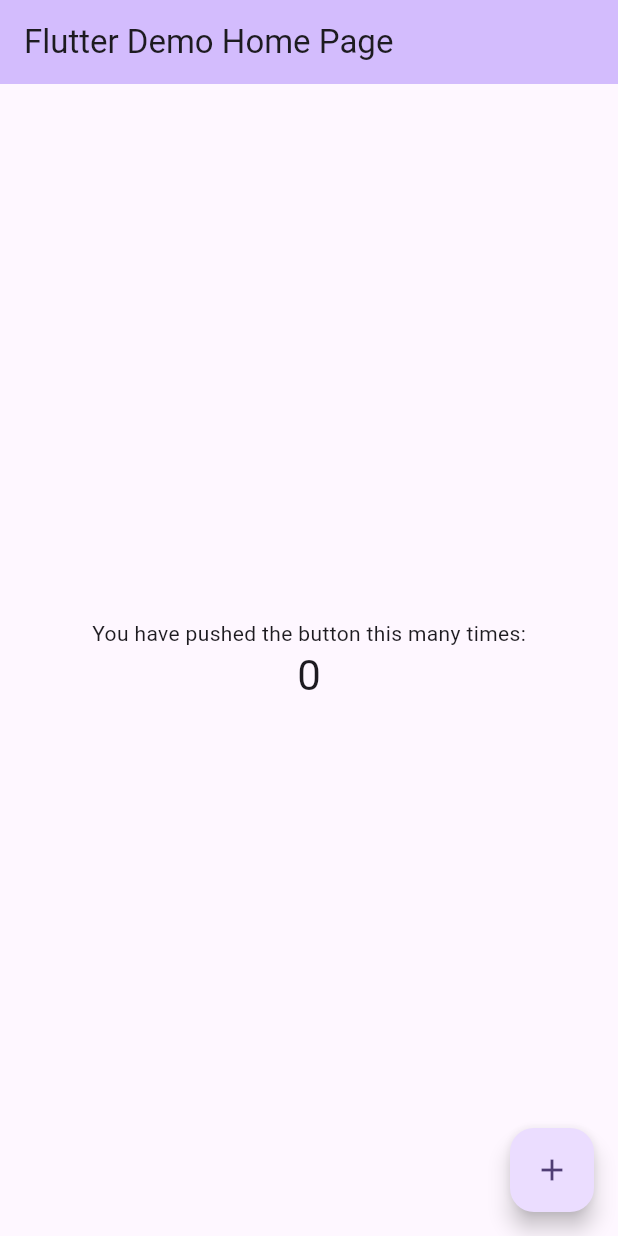
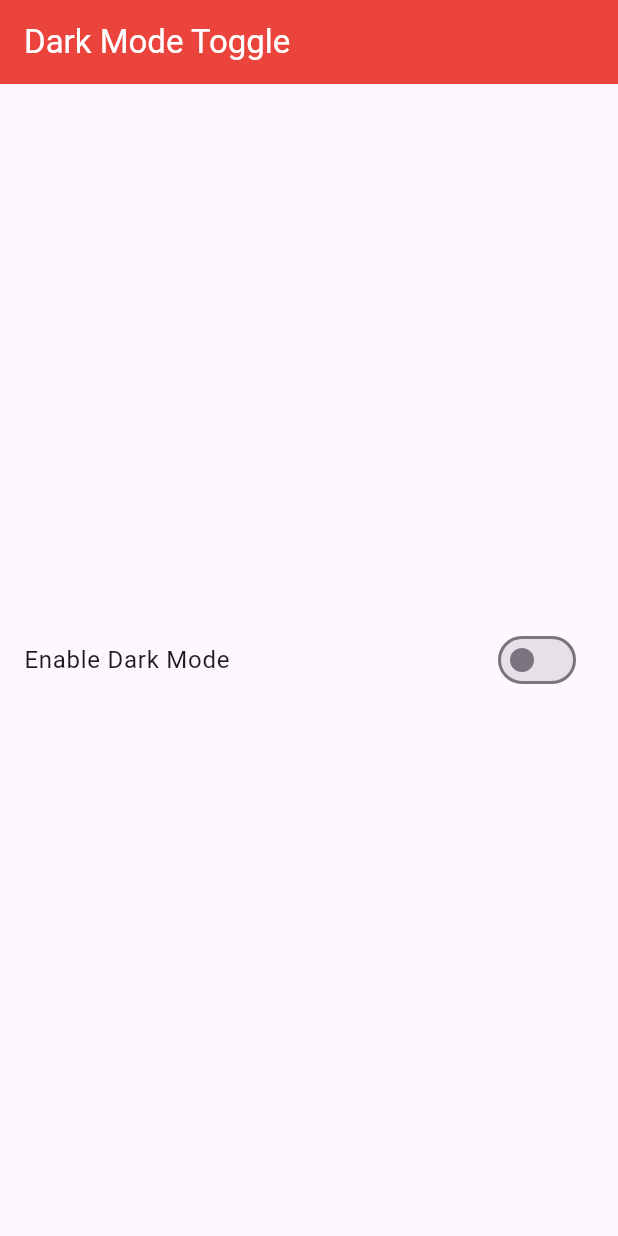
Before and after one commit to AdeeshaP/settings_config_app, a Flutter app: the screen it shows after launch, on a phone screen of 412 x 824 dp. Run offline on Flutter 3.47's test engine with Material 3 defaults, Android fonts, the light colour scheme and no system bars.

Commit message:
home screen U deigned with theme provider

```diff
--- a/lib/main.dart
+++ b/lib/main.dart
@@ -1,125 +1,29 @@
 import 'package:flutter/material.dart';
+import 'package:provider/provider.dart';
+import 'package:settings_config_app/providers/theme_provier.dart';
+import 'package:settings_config_app/screens/home_screen.dart';
 
 void main() {
-  runApp(const MyApp());
+  runApp(
+    ChangeNotifierProvider(
+      create: (context) => ThemeProvider(),
+      child: MyApp(),
+    ),
+  );
 }
 
 class MyApp extends StatelessWidget {
-  const MyApp({super.key});
-
-  // This widget is the root of your application.
   @override
   Widget build(BuildContext context) {
+    final themeProvider = Provider.of<ThemeProvider>(context);
+
     return MaterialApp(
-      title: 'Flutter Demo',
-      theme: ThemeData(
-        // This is the theme of your application.
-        //
-        // TRY THIS: Try running your application with "flutter run". You'll see
-        // the application has a purple toolbar. Then, without quitting the app,
-        // try changing the seedColor in the colorScheme below to Colors.green
-        // and then invoke "hot reload" (save your changes or press the "hot
-        // reload" button in a Flutter-supported IDE, or press "r" if you used
-        // the command line to start the app).
-        //
-        // Notice that the counter didn't reset back to zero; the application
-        // state is not lost during the reload. To reset the state, use hot
-        // restart instead.
-        //
-        // This works for code too, not just values: Most code changes can be
-        // tested with just a hot reload.
-        colorScheme: ColorScheme.fromSeed(seedColor: Colors.deepPurple),
-        useMaterial3: true,
-      ),
-      home: const MyHomePage(title: 'Flutter Demo Home Page'),
+      debugShowCheckedModeBanner: false,
+      title: 'Flutter Dark Mode',
+      theme: ThemeData.light(),
+      darkTheme: ThemeData.dark(),
+      themeMode: themeProvider.themeMode,
+      home: HomeScreen(),
     );
   }
 }
-
-class MyHomePage extends StatefulWidget {
-  const MyHomePage({super.key, required this.title});
-
-  // This widget is the home page of your application. It is stateful, meaning
-  // that it has a State object (defined below) that contains fields that affect
-  // how it looks.
-
-  // This class is the configuration for the state. It holds the values (in this
-  // case the title) provided by the parent (in this case the App widget) and
-  // used by the build method of the State. Fields in a Widget subclass are
-  // always marked "final".
-
-  final String title;
-
-  @override
-  State<MyHomePage> createState() => _MyHomePageState();
-}
-
-class _MyHomePageState extends State<MyHomePage> {
-  int _counter = 0;
-
-  void _incrementCounter() {
-    setState(() {
-      // This call to setState tells the Flutter framework that something has
-      // changed in this State, which causes it to rerun the build method below
-      // so that the display can reflect the updated values. If we changed
-      // _counter without calling setState(), then the build method would not be
-      // called again, and so nothing would appear to happen.
-      _counter++;
-    });
-  }
-
-  @override
-  Widget build(BuildContext context) {
-    // This method is rerun every time setState is called, for instance as done
-    // by the _incrementCounter method above.
-    //
-    // The Flutter framework has been optimized to make rerunning build methods
-    // fast, so that you can just rebuild anything that needs updating rather
-    // than having to individually change instances of widgets.
-    return Scaffold(
-      appBar: AppBar(
-        // TRY THIS: Try changing the color here to a specific color (to
-        // Colors.amber, perhaps?) and trigger a hot reload to see the AppBar
-        // change color while the other colors stay the same.
-        backgroundColor: Theme.of(context).colorScheme.inversePrimary,
-        // Here we take the value from the MyHomePage object that was created by
-        // the App.build method, and use it to set our appbar title.
-        title: Text(widget.title),
-      ),
-      body: Center(
-        // Center is a layout widget. It takes a single child and positions it
-        // in the middle of the parent.
-        child: Column(
-          // Column is also a layout widget. It takes a list of children and
-          // arranges them vertically. By default, it sizes itself to fit its
-          // children horizontally, and tries to be as tall as its parent.
-          //
-          // Column has various properties to control how it sizes itself and
-          // how it positions its children. Here we use mainAxisAlignment to
-          // center the children vertically; the main axis here is the vertical
-          // axis because Columns are vertical (the cross axis would be
-          // horizontal).
-          //
-          // TRY THIS: Invoke "debug painting" (choose the "Toggle Debug Paint"
-          // action in the IDE, or press "p" in the console), to see the
-          // wireframe for each widget.
-          mainAxisAlignment: MainAxisAlignment.center,
-          children: <Widget>[
-            const Text(
-              'You have pushed the button this many times:',
-            ),
-            Text(
-              '$_counter',
-              style: Theme.of(context).textTheme.headlineMedium,
-            ),
-          ],
-        ),
-      ),
-      floatingActionButton: FloatingActionButton(
-        onPressed: _incrementCounter,
-        tooltip: 'Increment',
-        child: const Icon(Icons.add),
-      ), // This trailing comma makes auto-formatting nicer for build methods.
-    );
-  }
-}
--- /dev/null
+++ b/lib/providers/theme_provier.dart
@@ -0,0 +1,12 @@
+import 'package:flutter/material.dart';
+
+class ThemeProvider extends ChangeNotifier {
+  ThemeMode _themeMode = ThemeMode.system;
+
+  ThemeMode get themeMode => _themeMode;
+
+  void toggleTheme(bool isDarkMode) {
+    _themeMode = isDarkMode ? ThemeMode.dark : ThemeMode.light;
+    notifyListeners();
+  }
+}
--- /dev/null
+++ b/lib/screens/home_screen.dart
@@ -0,0 +1,30 @@
+import 'package:flutter/material.dart';
+import 'package:provider/provider.dart';
+import 'package:settings_config_app/providers/theme_provier.dart';
+
+class HomeScreen extends StatelessWidget {
+  @override
+  Widget build(BuildContext context) {
+    final themeProvider = Provider.of<ThemeProvider>(context);
+
+    return Scaffold(
+      appBar: AppBar(
+        title: Text(
+          'Dark Mode Toggle',
+          style: TextStyle(color: Colors.white),
+        ),
+        elevation: 2,
+        backgroundColor: Colors.red,
+      ),
+      body: Center(
+        child: SwitchListTile(
+          title: Text('Enable Dark Mode'),
+          value: themeProvider.themeMode == ThemeMode.dark,
+          onChanged: (value) {
+            themeProvider.toggleTheme(value);
+          },
+        ),
+      ),
+    );
+  }
+}
--- a/pubspec.yaml
+++ b/pubspec.yaml
@@ -34,6 +34,7 @@ dependencies:
   # The following adds the Cupertino Icons font to your application.
   # Use with the CupertinoIcons class for iOS style icons.
   cupertino_icons: ^1.0.8
+  provider: ^6.1.4
 
 dev_dependencies:
   flutter_test:
```
Also changed, not shown: lib/screens/login_screen.dart (added), pubspec.lock, 1 other file.
